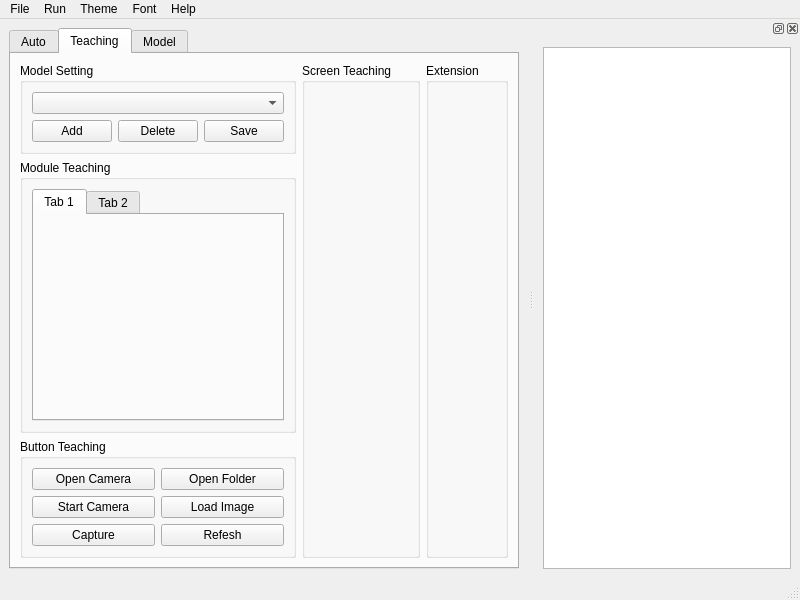
Before: the Qt Designer form gui/MainWindow.ui in vananh2606/ProjectProcessingImage, drawn with Qt 5.
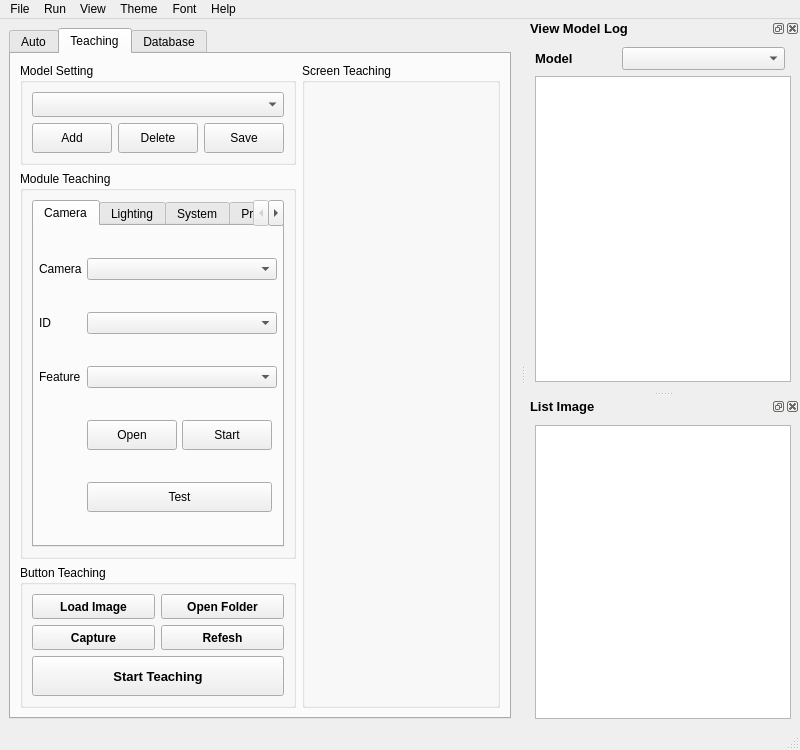
After: the same form once the commit is applied. The open tabs and pages were chosen to show the change.

```diff
--- a/gui/MainWindow.ui
+++ b/gui/MainWindow.ui
@@ -7,7 +7,7 @@
     <x>0</x>
     <y>0</y>
     <width>800</width>
-    <height>600</height>
+    <height>750</height>
    </rect>
   </property>
   <property name="windowTitle">
@@ -250,94 +250,120 @@
        <attribute name="title">
         <string>Teaching</string>
        </attribute>
-       <layout class="QGridLayout" name="gridLayout_5" rowstretch="2,12,2,2,2" columnstretch="1,4,10,2">
-        <item row="0" column="3" rowspan="5">
-         <widget class="QGroupBox" name="groupBoxExtension">
-          <property name="title">
-           <string>Extension</string>
-          </property>
-          <layout class="QVBoxLayout" name="verticalLayout_8">
-           <item>
-            <layout class="QVBoxLayout" name="verticalLayoutExtension"/>
-           </item>
-          </layout>
-         </widget>
-        </item>
-        <item row="4" column="0">
+       <layout class="QGridLayout" name="gridLayoutTeaching" rowstretch="1,8,2,0" columnstretch="2,5,0">
+        <item row="3" column="0">
          <widget class="QGroupBox" name="groupBoxBtnTeaching">
+          <property name="maximumSize">
+           <size>
+            <width>12000000</width>
+            <height>16777215</height>
+           </size>
+          </property>
           <property name="title">
            <string>Button Teaching</string>
           </property>
-          <layout class="QGridLayout" name="gridLayout_4">
-           <item row="0" column="0">
-            <widget class="QPushButton" name="btn_open_camera">
+          <layout class="QGridLayout" name="gridLayoutBtnTeaching">
+           <item row="2" column="1">
+            <widget class="QPushButton" name="btn_refesh">
+             <property name="minimumSize">
+              <size>
+               <width>0</width>
+               <height>25</height>
+              </size>
+             </property>
+             <property name="font">
+              <font>
+               <weight>75</weight>
+               <bold>true</bold>
+               <strikeout>false</strikeout>
+              </font>
+             </property>
              <property name="text">
-              <string>Open Camera</string>
+              <string>Refesh</string>
              </property>
             </widget>
            </item>
            <item row="0" column="1">
             <widget class="QPushButton" name="btn_open_folder">
+             <property name="minimumSize">
+              <size>
+               <width>0</width>
+               <height>25</height>
+              </size>
+             </property>
+             <property name="font">
+              <font>
+               <weight>75</weight>
+               <bold>true</bold>
+              </font>
+             </property>
              <property name="text">
               <string>Open Folder</string>
              </property>
             </widget>
            </item>
-           <item row="1" column="1">
-            <widget class="QPushButton" name="btn_load_image">
-             <property name="text">
-              <string>Load Image</string>
-             </property>
-            </widget>
-           </item>
            <item row="2" column="0">
             <widget class="QPushButton" name="btn_capture">
+             <property name="minimumSize">
+              <size>
+               <width>0</width>
+               <height>25</height>
+              </size>
+             </property>
+             <property name="font">
+              <font>
+               <weight>75</weight>
+               <bold>true</bold>
+              </font>
+             </property>
              <property name="text">
               <string>Capture</string>
              </property>
             </widget>
            </item>
-           <item row="1" column="0">
-            <widget class="QPushButton" name="btn_start_camera">
+           <item row="0" column="0">
+            <widget class="QPushButton" name="btn_load_image">
+             <property name="minimumSize">
+              <size>
+               <width>0</width>
+               <height>25</height>
+              </size>
+             </property>
+             <property name="font">
+              <font>
+               <weight>75</weight>
+               <bold>true</bold>
+              </font>
+             </property>
              <property name="text">
-              <string>Start Camera</string>
+              <string>Load Image</string>
              </property>
             </widget>
            </item>
-           <item row="2" column="1">
-            <widget class="QPushButton" name="btn_refesh">
+           <item row="3" column="0" colspan="2">
+            <widget class="QPushButton" name="pushButton">
+             <property name="minimumSize">
+              <size>
+               <width>0</width>
+               <height>40</height>
+              </size>
+             </property>
+             <property name="font">
+              <font>
+               <pointsize>10</pointsize>
+               <weight>75</weight>
+               <bold>true</bold>
+              </font>
+             </property>
              <property name="text">
-              <string>Refesh</string>
+              <string>Start Teaching</string>
              </property>
             </widget>
            </item>
           </layout>
          </widget>
         </item>
-        <item row="1" column="0" rowspan="3">
-         <widget class="QGroupBox" name="groupBoxModuleTeaching">
-          <property name="title">
-           <string>Module Teaching</string>
-          </property>
-          <layout class="QVBoxLayout" name="verticalLayout_10">
-           <item>
-            <widget class="QTabWidget" name="tabWidgetModule">
-             <widget class="QWidget" name="tab_3">
-              <attribute name="title">
-               <string>Tab 1</string>
-              </attribute>
-             </widget>
-             <widget class="QWidget" name="tab_6">
-              <attribute name="title">
-               <string>Tab 2</string>
-              </attribute>
-             </widget>
-            </widget>
-           </item>
-          </layout>
-         </widget>
-        </item>
-        <item row="0" column="1" rowspan="5" colspan="2">
+        <item row="0" column="1" rowspan="4" colspan="2">
          <widget class="QGroupBox" name="groupBoxScreenTeaching">
           <property name="title">
            <string>Screen Teaching</string>
@@ -349,35 +375,511 @@
           </layout>
          </widget>
         </item>
+        <item row="1" column="0" rowspan="2">
+         <widget class="QGroupBox" name="groupBoxModuleTeaching">
+          <property name="maximumSize">
+           <size>
+            <width>12000000</width>
+            <height>16777215</height>
+           </size>
+          </property>
+          <property name="title">
+           <string>Module Teaching</string>
+          </property>
+          <layout class="QVBoxLayout" name="verticalLayoutModuleTeaching">
+           <item>
+            <widget class="QTabWidget" name="tabWidgetModule">
+             <property name="maximumSize">
+              <size>
+               <width>12000000</width>
+               <height>16777215</height>
+              </size>
+             </property>
+             <property name="currentIndex">
+              <number>3</number>
+             </property>
+             <property name="movable">
+              <bool>true</bool>
+             </property>
+             <widget class="QWidget" name="tabCamera">
+              <attribute name="title">
+               <string>Camera</string>
+              </attribute>
+              <layout class="QGridLayout" name="gridLayoutCamera" rowstretch="1,1,1,3,0,0" columnstretch="1,3,3,0">
+               <property name="leftMargin">
+                <number>5</number>
+               </property>
+               <property name="topMargin">
+                <number>5</number>
+               </property>
+               <property name="rightMargin">
+                <number>5</number>
+               </property>
+               <property name="bottomMargin">
+                <number>5</number>
+               </property>
+               <property name="spacing">
+                <number>5</number>
+               </property>
+               <item row="2" column="1" colspan="3">
+                <widget class="QComboBox" name="combo_feature">
+                 <property name="sizePolicy">
+                  <sizepolicy hsizetype="Minimum" vsizetype="Fixed">
+                   <horstretch>0</horstretch>
+                   <verstretch>0</verstretch>
+                  </sizepolicy>
+                 </property>
+                </widget>
+               </item>
+               <item row="2" column="0">
+                <widget class="QLabel" name="label_feature">
+                 <property name="sizePolicy">
+                  <sizepolicy hsizetype="Minimum" vsizetype="Fixed">
+                   <horstretch>0</horstretch>
+                   <verstretch>0</verstretch>
+                  </sizepolicy>
+                 </property>
+                 <property name="text">
+                  <string>Feature</string>
+                 </property>
+                </widget>
+               </item>
+               <item row="1" column="1" colspan="3">
+                <widget class="QComboBox" name="combo_id_camera">
+                 <property name="sizePolicy">
+                  <sizepolicy hsizetype="Minimum" vsizetype="Fixed">
+                   <horstretch>0</horstretch>
+                   <verstretch>0</verstretch>
+                  </sizepolicy>
+                 </property>
+                </widget>
+               </item>
+               <item row="0" column="0">
+                <widget class="QLabel" name="label_camera">
+                 <property name="sizePolicy">
+                  <sizepolicy hsizetype="Minimum" vsizetype="Fixed">
+                   <horstretch>0</horstretch>
+                   <verstretch>0</verstretch>
+                  </sizepolicy>
+                 </property>
+                 <property name="text">
+                  <string>Camera</string>
+                 </property>
+                </widget>
+               </item>
+               <item row="0" column="1" colspan="3">
+                <widget class="QComboBox" name="combo_type_camera">
+                 <property name="sizePolicy">
+                  <sizepolicy hsizetype="Minimum" vsizetype="Fixed">
+                   <horstretch>0</horstretch>
+                   <verstretch>0</verstretch>
+                  </sizepolicy>
+                 </property>
+                </widget>
+               </item>
+               <item row="1" column="0">
+                <widget class="QLabel" name="label_id">
+                 <property name="sizePolicy">
+                  <sizepolicy hsizetype="Minimum" vsizetype="Fixed">
+                   <horstretch>0</horstretch>
+                   <verstretch>0</verstretch>
+                  </sizepolicy>
+                 </property>
+                 <property name="text">
+                  <string>ID</string>
+                 </property>
+                </widget>
+               </item>
+               <item row="3" column="2">
+                <widget class="QPushButton" name="btn_start_camera">
+                 <property name="sizePolicy">
+                  <sizepolicy hsizetype="Minimum" vsizetype="Fixed">
+                   <horstretch>0</horstretch>
+                   <verstretch>0</verstretch>
+                  </sizepolicy>
+                 </property>
+                 <property name="minimumSize">
+                  <size>
+                   <width>0</width>
+                   <height>30</height>
+                  </size>
+                 </property>
+                 <property name="text">
+                  <string>Start</string>
+                 </property>
+                </widget>
+               </item>
+               <item row="3" column="1">
+                <widget class="QPushButton" name="btn_open_camera">
+                 <property name="sizePolicy">
+                  <sizepolicy hsizetype="Minimum" vsizetype="Fixed">
+                   <horstretch>0</horstretch>
+                   <verstretch>0</verstretch>
+                  </sizepolicy>
+                 </property>
+                 <property name="minimumSize">
+                  <size>
+                   <width>0</width>
+                   <height>30</height>
+                  </size>
+                 </property>
+                 <property name="text">
+                  <string>Open</string>
+                 </property>
+                </widget>
+               </item>
+               <item row="4" column="1" colspan="2">
+                <widget class="QPushButton" name="btn_test_camera">
+                 <property name="minimumSize">
+                  <size>
+                   <width>0</width>
+                   <height>30</height>
+                  </size>
+                 </property>
+                 <property name="text">
+                  <string>Test</string>
+                 </property>
+                </widget>
+               </item>
+              </layout>
+             </widget>
+             <widget class="QWidget" name="tabLighting">
+              <attribute name="title">
+               <string>Lighting</string>
+              </attribute>
+              <layout class="QGridLayout" name="gridLayoutLighting">
+               <property name="leftMargin">
+                <number>5</number>
+               </property>
+               <property name="topMargin">
+                <number>5</number>
+               </property>
+               <property name="rightMargin">
+                <number>5</number>
+               </property>
+               <property name="bottomMargin">
+                <number>5</number>
+               </property>
+               <property name="horizontalSpacing">
+                <number>10</number>
+               </property>
+               <property name="verticalSpacing">
+                <number>5</number>
+               </property>
+               <item row="0" column="0">
+                <widget class="QLabel" name="label_controller">
+                 <property name="text">
+                  <string>Controller</string>
+                 </property>
+                </widget>
+               </item>
+               <item row="1" column="0">
+                <widget class="QLabel" name="label_com">
+                 <property name="text">
+                  <string>COM</string>
+                 </property>
+                </widget>
+               </item>
+               <item row="1" column="1">
+                <widget class="QComboBox" name="combo_comtx">
+                 <property name="minimumSize">
+                  <size>
+                   <width>0</width>
+                   <height>0</height>
+                  </size>
+                 </property>
+                </widget>
+               </item>
+               <item row="1" column="2">
+                <widget class="QComboBox" name="combo_comrx"/>
+               </item>
+               <item row="2" column="0">
+                <widget class="QLabel" name="label_delay">
+                 <property name="text">
+                  <string>Delay(ms)</string>
+                 </property>
+                </widget>
+               </item>
+               <item row="2" column="1" colspan="2">
+                <widget class="QSpinBox" name="spin_delay">
+                 <property name="maximum">
+                  <number>1000000000</number>
+                 </property>
+                 <property name="value">
+                  <number>100</number>
+                 </property>
+                </widget>
+               </item>
+               <item row="4" column="0">
+                <widget class="QLabel" name="label_channel_0">
+                 <property name="text">
+                  <string>Channel 0</string>
+                 </property>
+                </widget>
+               </item>
+               <item row="5" column="0">
+                <widget class="QLabel" name="label_channel_1">
+                 <property name="text">
+                  <string>Channel 1</string>
+                 </property>
+                </widget>
+               </item>
+               <item row="6" column="0">
+                <widget class="QLabel" name="label_channel_2">
+                 <property name="text">
+                  <string>Channel 2</string>
+                 </property>
+                </widget>
+               </item>
+               <item row="7" column="0">
+                <widget class="QLabel" name="label_channel_3">
+                 <property name="text">
+                  <string>Channel 3</string>
+                 </property>
+                </widget>
+               </item>
+               <item row="3" column="0" colspan="3">
+                <widget class="QPushButton" name="btn_open_light">
+                 <property name="minimumSize">
+                  <size>
+                   <width>0</width>
+                   <height>25</height>
+                  </size>
+                 </property>
+                 <property name="text">
+                  <string>Open</string>
+                 </property>
+                </widget>
+               </item>
+               <item row="0" column="1" colspan="2">
+                <widget class="QComboBox" name="combo_controller">
+                 <property name="minimumSize">
+                  <size>
+                   <width>0</width>
+                   <height>25</height>
+                  </size>
+                 </property>
+                </widget>
+               </item>
+               <item row="4" column="1" colspan="2">
+                <widget class="QSpinBox" name="spin_channel_0"/>
+               </item>
+               <item row="5" column="1" colspan="2">
+                <widget class="QSpinBox" name="spin_channel_1"/>
+               </item>
+               <item row="6" column="1" colspan="2">
+                <widget class="QSpinBox" name="spin_channel_2"/>
+               </item>
+               <item row="7" column="1" colspan="2">
+                <widget class="QSpinBox" name="spin_channel_3"/>
+               </item>
+              </layout>
+             </widget>
+             <widget class="QWidget" name="tabSystem">
+              <attribute name="title">
+               <string>System</string>
+              </attribute>
+              <layout class="QGridLayout" name="gridLayoutSystem">
+               <property name="leftMargin">
+                <number>5</number>
+               </property>
+               <property name="topMargin">
+                <number>5</number>
+               </property>
+               <property name="rightMargin">
+                <number>5</number>
+               </property>
+               <property name="bottomMargin">
+                <number>5</number>
+               </property>
+               <property name="horizontalSpacing">
+                <number>20</number>
+               </property>
+               <property name="verticalSpacing">
+                <number>5</number>
+               </property>
+               <item row="0" column="0">
+                <widget class="QLabel" name="label_log_dir">
+                 <property name="sizePolicy">
+                  <sizepolicy hsizetype="Preferred" vsizetype="Fixed">
+                   <horstretch>0</horstretch>
+                   <verstretch>0</verstretch>
+                  </sizepolicy>
+                 </property>
+                 <property name="text">
+                  <string>Log Dir</string>
+                 </property>
+                </widget>
+               </item>
+               <item row="0" column="1">
+                <widget class="QLineEdit" name="line_log_dir">
+                 <property name="sizePolicy">
+                  <sizepolicy hsizetype="Preferred" vsizetype="Fixed">
+                   <horstretch>0</horstretch>
+                   <verstretch>0</verstretch>
+                  </sizepolicy>
+                 </property>
+                </widget>
+               </item>
+               <item row="1" column="0">
+                <widget class="QLabel" name="label_log_size">
+                 <property name="sizePolicy">
+                  <sizepolicy hsizetype="Preferred" vsizetype="Fixed">
+                   <horstretch>0</horstretch>
+                   <verstretch>0</verstretch>
+                  </sizepolicy>
+                 </property>
+                 <property name="text">
+                  <string>Log Size(GB)</string>
+                 </property>
+                </widget>
+               </item>
+               <item row="1" column="1">
+                <widget class="QLineEdit" name="line_log_size">
+                 <property name="sizePolicy">
+                  <sizepolicy hsizetype="Preferred" vsizetype="Fixed">
+                   <horstretch>0</horstretch>
+                   <verstretch>0</verstretch>
+                  </sizepolicy>
+                 </property>
+                </widget>
+               </item>
+               <item row="2" column="0">
+                <widget class="QLabel" name="label_host_server">
+                 <property name="sizePolicy">
+                  <sizepolicy hsizetype="Preferred" vsizetype="Fixed">
+                   <horstretch>0</horstretch>
+                   <verstretch>0</verstretch>
+                  </sizepolicy>
+                 </property>
+                 <property name="text">
+                  <string>HOST</string>
+                 </property>
+                </widget>
+               </item>
+               <item row="2" column="1">
+                <widget class="QLineEdit" name="line_host_server">
+                 <property name="sizePolicy">
+                  <sizepolicy hsizetype="Preferred" vsizetype="Fixed">
+                   <horstretch>0</horstretch>
+                   <verstretch>0</verstretch>
+                  </sizepolicy>
+                 </property>
+                </widget>
+               </item>
+               <item row="3" column="0">
+                <widget class="QLabel" name="label_port_server">
+                 <property name="sizePolicy">
+                  <sizepolicy hsizetype="Preferred" vsizetype="Fixed">
+                   <horstretch>0</horstretch>
+                   <verstretch>0</verstretch>
+                  </sizepolicy>
+                 </property>
+                 <property name="text">
+                  <string>PORT</string>
+                 </property>
+                </widget>
+               </item>
+               <item row="3" column="1">
+                <widget class="QLineEdit" name="line_port_server">
+                 <property name="sizePolicy">
+                  <sizepolicy hsizetype="Preferred" vsizetype="Fixed">
+                   <horstretch>0</horstretch>
+                   <verstretch>0</verstretch>
+                  </sizepolicy>
+                 </property>
+                </widget>
+               </item>
+               <item row="4" column="1">
+                <widget class="QPushButton" name="btn_connect_server">
+                 <property name="sizePolicy">
+                  <sizepolicy hsizetype="Expanding" vsizetype="Fixed">
+                   <horstretch>0</horstretch>
+                   <verstretch>0</verstretch>
+                  </sizepolicy>
+                 </property>
+                 <property name="text">
+                  <string>Connect</string>
+                 </property>
+                </widget>
+               </item>
+              </layout>
+             </widget>
+             <widget class="QWidget" name="tabProcessing">
+              <attribute name="title">
+               <string>Processing</string>
+              </attribute>
+             </widget>
+             <widget class="QWidget" name="tabModelAI">
+              <attribute name="title">
+               <string>ModelAI</string>
+              </attribute>
+             </widget>
+            </widget>
+           </item>
+          </layout>
+         </widget>
+        </item>
         <item row="0" column="0">
          <widget class="QGroupBox" name="groupBoxModelSetting">
+          <property name="maximumSize">
+           <size>
+            <width>12000000</width>
+            <height>16777215</height>
+           </size>
+          </property>
           <property name="title">
            <string>Model Setting</string>
           </property>
           <layout class="QGridLayout" name="gridLayout_3">
            <item row="2" column="1">
-            <widget class="QPushButton" name="pushButton">
+            <widget class="QPushButton" name="btn_add">
+             <property name="minimumSize">
+              <size>
+               <width>0</width>
+               <height>30</height>
+              </size>
+             </property>
              <property name="text">
               <string>Add</string>
              </property>
             </widget>
            </item>
            <item row="2" column="2">
-            <widget class="QPushButton" name="pushButton_2">
+            <widget class="QPushButton" name="btn_delete">
+             <property name="minimumSize">
+              <size>
+               <width>0</width>
+               <height>30</height>
+              </size>
+             </property>
              <property name="text">
               <string>Delete</string>
              </property>
             </widget>
            </item>
            <item row="2" column="3">
-            <widget class="QPushButton" name="pushButton_3">
+            <widget class="QPushButton" name="btn_save">
+             <property name="minimumSize">
+              <size>
+               <width>0</width>
+               <height>30</height>
+              </size>
+             </property>
              <property name="text">
               <string>Save</string>
              </property>
             </widget>
            </item>
            <item row="0" column="1" rowspan="2" colspan="3">
-            <widget class="QComboBox" name="comboBox"/>
+            <widget class="QComboBox" name="combo_model_setting">
+             <property name="minimumSize">
+              <size>
+               <width>0</width>
+               <height>25</height>
+              </size>
+             </property>
+            </widget>
            </item>
           </layout>
          </widget>
@@ -386,7 +888,7 @@
       </widget>
       <widget class="QWidget" name="tab_model">
        <attribute name="title">
-        <string>Model</string>
+        <string>Database</string>
        </attribute>
       </widget>
      </widget>
@@ -439,21 +941,91 @@
     </property>
     <addaction name="actionAbout"/>
    </widget>
+   <widget class="QMenu" name="menuView">
+    <property name="title">
+     <string>View</string>
+    </property>
+   </widget>
    <addaction name="menuFile"/>
    <addaction name="menuRun"/>
+   <addaction name="menuView"/>
    <addaction name="menuTheme"/>
    <addaction name="menuFont"/>
    <addaction name="menuAbout"/>
   </widget>
   <widget class="QStatusBar" name="statusbar"/>
-  <widget class="QDockWidget" name="dockWidgetLog">
+  <widget class="QDockWidget" name="dockWidgetViewModelLog">
+   <property name="font">
+    <font>
+     <pointsize>10</pointsize>
+     <weight>75</weight>
+     <bold>true</bold>
+    </font>
+   </property>
+   <property name="floating">
+    <bool>false</bool>
+   </property>
+   <property name="features">
+    <set>QDockWidget::AllDockWidgetFeatures</set>
+   </property>
+   <property name="allowedAreas">
+    <set>Qt::AllDockWidgetAreas</set>
+   </property>
+   <property name="windowTitle">
+    <string>View Model Log</string>
+   </property>
    <attribute name="dockWidgetArea">
     <number>2</number>
    </attribute>
-   <widget class="QWidget" name="dockWidgetContentsLog">
-    <layout class="QVBoxLayout" name="verticalLayout_7">
+   <widget class="QWidget" name="dockWidgetContentsViewModelLog">
+    <layout class="QGridLayout" name="gridLayoutViewModelLog" rowstretch="0,0" columnstretch="1,2,0">
+     <item row="0" column="0">
+      <widget class="QLabel" name="label_model">
+       <property name="font">
+        <font>
+         <pointsize>10</pointsize>
+         <weight>75</weight>
+         <bold>true</bold>
+        </font>
+       </property>
+       <property name="text">
+        <string>Model</string>
+       </property>
+      </widget>
+     </item>
+     <item row="1" column="0" colspan="3">
+      <widget class="QListWidget" name="list_widget_log"/>
+     </item>
+     <item row="0" column="1">
+      <widget class="QComboBox" name="combo_model"/>
+     </item>
+    </layout>
+   </widget>
+  </widget>
+  <widget class="QDockWidget" name="dockWidgetListImage">
+   <property name="font">
+    <font>
+     <pointsize>10</pointsize>
+     <weight>75</weight>
+     <bold>true</bold>
+    </font>
+   </property>
+   <property name="floating">
+    <bool>false</bool>
+   </property>
+   <property name="features">
+    <set>QDockWidget::AllDockWidgetFeatures</set>
+   </property>
+   <property name="windowTitle">
+    <string>List Image</string>
+   </property>
+   <attribute name="dockWidgetArea">
+    <number>2</number>
+   </attribute>
+   <widget class="QWidget" name="dockWidgetContentsListImage">
+    <layout class="QVBoxLayout" name="verticalLayoutListImage">
      <item>
-      <widget class="QListWidget" name="listWidget"/>
+      <widget class="QListWidget" name="list_widget_image"/>
      </item>
     </layout>
    </widget>
```
Left out of the diff: 210 changed lines with no effect on the pictures.
